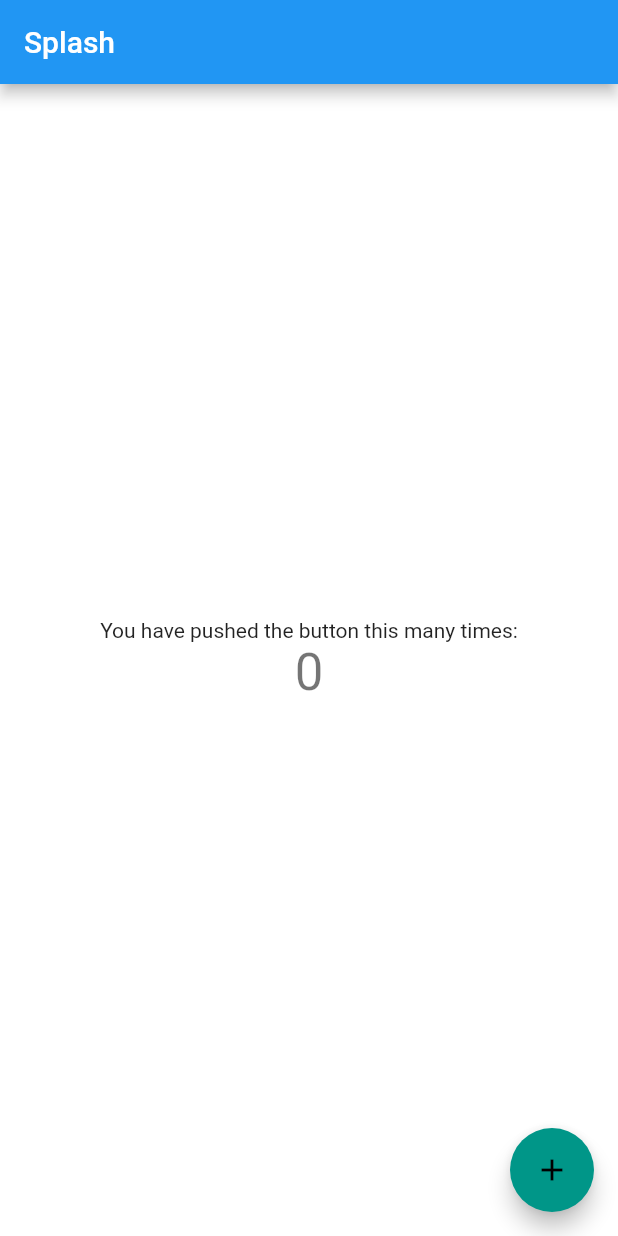
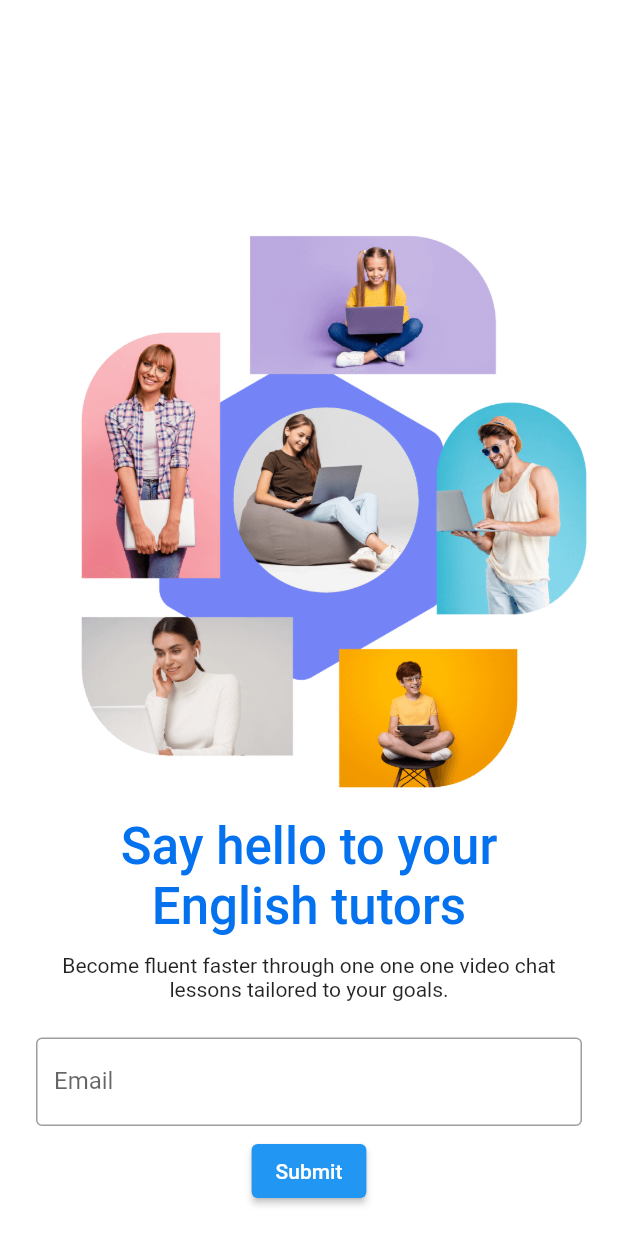
Before and after one commit to nnpanh/advanced-mobile-lettutor, a Flutter app: the screen it shows after launch, on a phone screen of 412 x 824 dp. Run offline on Flutter 3.47's test engine with Material 2 defaults, Android fonts, the phone set to English and light mode, and no system bars; our stand-ins replace animated_splash_screen, page_transition.

Commit message:
login screen

```diff
--- a/lib/config/router.dart
+++ b/lib/config/router.dart
@@ -1,29 +1,32 @@
 import 'package:flutter/material.dart';
 import 'package:lettutor/screens/courses.dart';
+import 'package:lettutor/screens/login_page.dart';
 
-import '../screens/home.dart';
+import '../screens/home_page.dart';
 
 class HomeArguments {
   final String title;
-  final int number;
 
-  const HomeArguments({required this.title, required this.number});
+  const HomeArguments({required this.title});
 }
 
 
 class MyRouter {
   static const String home = 'home';
   static const String courses = 'courses';
+  static const String login ='login';
 
   static Route<dynamic> generateRoute(RouteSettings settings) {
     var args = settings.arguments;
     switch (settings.name) {
+      case login:
+        return MaterialPageRoute(builder: (_) => const LoginPage());
       case courses:
         return MaterialPageRoute(builder: (_) => const CoursesPage(counter: 0));
       case home:
         if (args is HomeArguments) {
           return MaterialPageRoute(
-              builder: (_) => MyHomePage(title: args.title, counter: args.number),
+              builder: (_) => HomePage(title: args.title),
               settings:
                   RouteSettings(name: home, arguments: settings.arguments));
         } else {
--- a/lib/const/custom_color.dart
+++ b/lib/const/custom_color.dart
@@ -4,9 +4,7 @@ import 'hex_color.dart';
 
 class CustomColor {
 
-
-
-  static final HexColor iconBackgroundGrey = HexColor("#231F20");
+  static final HexColor darkBlue = HexColor("#0471ee");
 
   //background
   static const Color mediumGreyColor = Color.fromRGBO(34, 49, 63, 0.7);
--- /dev/null
+++ b/lib/const/image_path.dart
@@ -0,0 +1,4 @@
+class ImagesPath {
+  static const logo = "assets/images/logo.png";
+  static const intro = "assets/images/intro.png";
+}
--- a/lib/const/themes.dart
+++ b/lib/const/themes.dart
@@ -25,16 +25,16 @@ ColorScheme lightTheme() {
 ColorScheme darkTheme() {
   return const ColorScheme(
     brightness: Brightness.dark,
-    primary: Colors.black,
-    onPrimary: Colors.white,
-    secondary: Colors.teal,
+    primary: Colors.blue,
+    onPrimary: Colors.black,
+    secondary: Colors.tealAccent,
     onSecondary: Colors.black,
-    error: Colors.red,
-    onError: Colors.white,
-    background: Colors.white,
-    onBackground: Colors.black,
-    surface: Colors.white,
-    onSurface: Colors.black,
+    error: Colors.redAccent,
+    onError: Colors.black,
+    background: Colors.black,
+    onBackground: Colors.white,
+    surface: Colors.black,
+    onSurface: Colors.white,
   );
 }
 
--- a/lib/main.dart
+++ b/lib/main.dart
@@ -1,8 +1,9 @@
 import 'package:animated_splash_screen/animated_splash_screen.dart';
 import 'package:flutter/material.dart';
 import 'package:flutter/services.dart';
-import 'package:lettutor/screens/home.dart';
+import 'package:lettutor/screens/login_page.dart';
 import 'package:lettutor/utils.dart';
+import 'package:lettutor/const/image_path.dart';
 import 'package:page_transition/page_transition.dart';
 
 import 'config/router.dart';
@@ -42,15 +43,12 @@ class MyAppState extends State<MyApp> {
         themeMode: getDeviceThemeMode(),
         onGenerateRoute: MyRouter.generateRoute,
         home: AnimatedSplashScreen(
-            duration: 6000,
-            splash: Icons.home,
-            nextScreen: const MyHomePage(
-              title: 'Splash',
-              counter: 0,
-            ),
+            duration: 2000,
+            splash: const Image(image: AssetImage(ImagesPath.logo)),
+            nextScreen: const LoginPage(),
             splashTransition: SplashTransition.fadeTransition,
             pageTransitionType: PageTransitionType.bottomToTop,
-            backgroundColor: Colors.blue)
+            backgroundColor: Colors.white)
         // initialRoute: MyRouter.splash,
         );
   }
--- a/lib/screens/home.dart
+++ /dev/null
@@ -1,58 +0,0 @@
-import 'package:flutter/material.dart';
-
-import '../config/router.dart';
-
-class MyHomePage extends StatefulWidget {
-  const MyHomePage({super.key, required this.title, required this.counter});
-
-  final int counter;
-  final String title;
-
-  @override
-  State<MyHomePage> createState() => _MyHomePageState();
-}
-
-class _MyHomePageState extends State<MyHomePage> {
-  late int _counter;
-
-  @override
-  void initState() {
-    _counter = widget.counter;
-    super.initState();
-  }
-
-  void _incrementCounter() {
-    setState(() {
-      _counter++;
-    });
-    Navigator.pushNamed(context, MyRouter.courses);
-  }
-
-  @override
-  Widget build(BuildContext context) {
-    return Scaffold(
-      appBar: AppBar(
-        title: Text(widget.title),
-      ),
-      body: Center(
-        child: Column(
-          mainAxisAlignment: MainAxisAlignment.center,
-          children: <Widget>[
-            const Text(
-              'You have pushed the button this many times:',
-            ),
-            Text(
-              '$_counter',
-              style: Theme.of(context).textTheme.headlineMedium,
-            ),
-          ],
-        ),
-      ),
-      floatingActionButton: FloatingActionButton(
-        onPressed: _incrementCounter,
-        tooltip: 'Increment',
-        child: const Icon(Icons.add),
-      ),
-    );
-  }
-}
--- /dev/null
+++ b/lib/screens/login_page.dart
@@ -0,0 +1,90 @@
+import 'package:flutter/material.dart';
+import 'package:lettutor/const/image_path.dart';
+
+import '../config/router.dart';
+import '../const/custom_color.dart';
+import 'common_widgets/validation_extension.dart';
+
+class LoginPage extends StatefulWidget {
+  const LoginPage({super.key});
+
+  @override
+  State<LoginPage> createState() => _LoginPageState();
+}
+
+class _LoginPageState extends State<LoginPage> {
+  final _formKey = GlobalKey<FormState>();
+
+  @override
+  Widget build(BuildContext context) {
+    var size = MediaQuery.of(context).size;
+
+    return Scaffold(
+      body: SingleChildScrollView(
+        child: Column(
+          mainAxisAlignment: MainAxisAlignment.spaceAround,
+          children: <Widget>[
+            SizedBox(height: size.height * .16),
+            Container(
+                margin: const EdgeInsets.symmetric(vertical: 12),
+                child: Image.asset(
+                  ImagesPath.intro,
+                  fit: BoxFit.contain,
+                )),
+            Container(
+              margin: const EdgeInsets.symmetric(vertical: 6, horizontal: 24),
+              child: Text(
+                'Say hello to your English tutors',
+                style: Theme.of(context).textTheme.headlineMedium?.copyWith(
+                      color: CustomColor.darkBlue,
+                      fontWeight: FontWeight.w500,
+                    ),
+                textAlign: TextAlign.center,
+              ),
+            ),
+            Container(
+              margin: const EdgeInsets.fromLTRB(36.0, 6.0, 36.0, 18.0),
+              child: Text(
+                'Become fluent faster through one one one video chat lessons tailored to your goals.',
+                style: Theme.of(context).textTheme.bodyLarge?.copyWith(
+                      fontWeight: FontWeight.w400,
+                    ),
+                textAlign: TextAlign.center,
+              ),
+            ),
+            Form(
+                key: _formKey,
+                child: Column(
+                  children: [
+                    Container(
+                        margin: const EdgeInsets.symmetric(
+                            vertical: 6, horizontal: 24),
+                        child: TextFormField(
+                          decoration: const InputDecoration(
+                            labelText: 'Email',
+                            border: OutlineInputBorder(),
+                            hintText: 'email@gmail.com',
+                          ),
+                          validator: (input) {
+                            if (input != null && !input.isValidEmail) {
+                              return 'Invalid email format.';
+                            } else {
+                              return null;
+                            }
+                          },
+                        )),
+                    ElevatedButton(
+                        onPressed: () {
+                          if (_formKey.currentState!.validate()) {
+                            Navigator.pushNamed(context, MyRouter.courses);
+                          }
+                        },
+                        child: Text('Submit'))
+                  ],
+                ))
+          ],
+        ),
+      ),
+    );
+  }
+}
--- a/pubspec.yaml
+++ b/pubspec.yaml
@@ -37,6 +37,7 @@ dependencies:
   cupertino_icons: ^1.0.2
   animated_splash_screen: ^1.3.0
   page_transition: ^2.0.9
+  intl: ^0.18.0
 
 dev_dependencies:
   flutter_test:
@@ -61,9 +62,8 @@ flutter:
   uses-material-design: true
 
   # To add assets to your application, add an assets section, like this:
-  # assets:
-  #   - images/a_dot_burr.jpeg
-  #   - images/a_dot_ham.jpeg
+  assets:
+    - assets/images/
 
   # An image asset can refer to one or more resolution-specific "variants", see
   # https://flutter.dev/assets-and-images/#resolution-aware
```
Also changed, not shown: lib/screens/common_widgets/app_bar.dart (added, +15 -0 lines), lib/screens/common_widgets/validation_extension.dart (added, +29 -0 lines), lib/screens/home_page.dart (added, +38 -0 lines), assets/images/facebook.png (added), assets/images/google.png (added), assets/images/intro.png (added), assets/images/logo.png (added), pubspec.lock.
